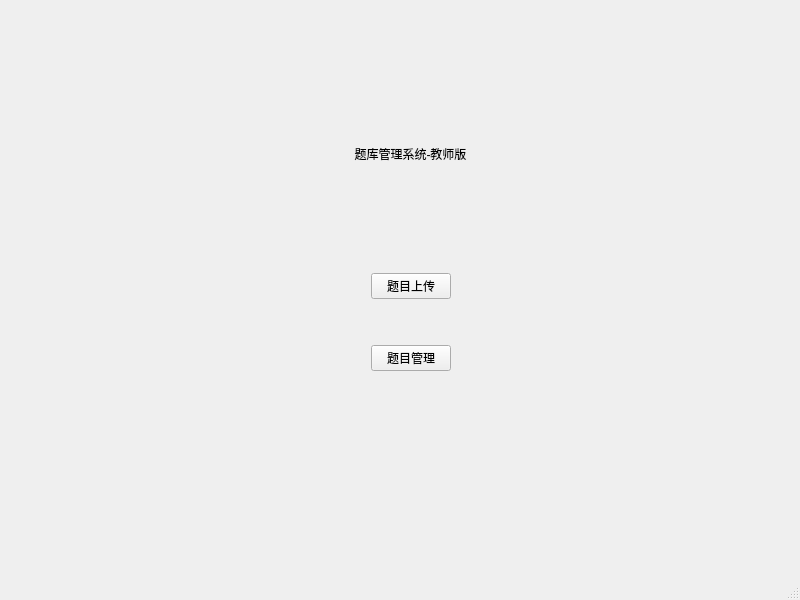
Qt form teacherwindow.ui (dingmark1/TestSystem) before a commit.
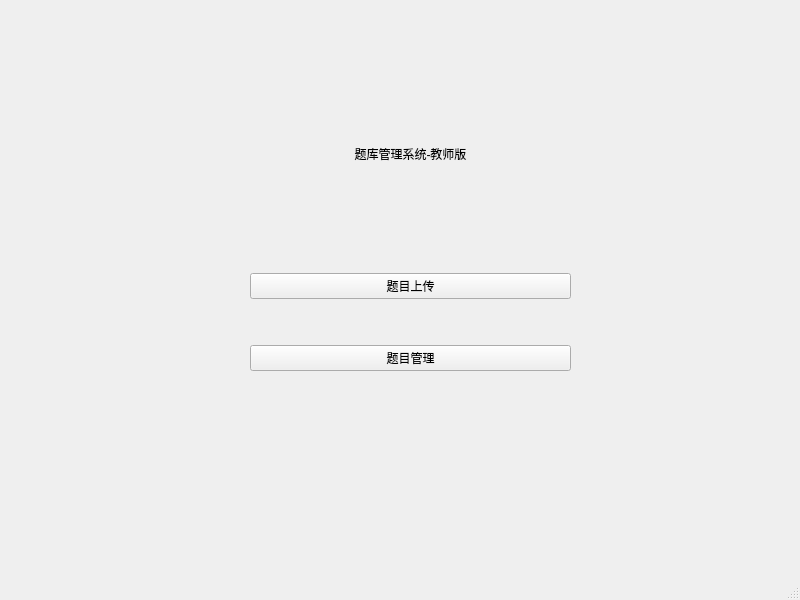
The same form after that commit.

What changed in the file:
```diff
--- a/teacherwindow.ui
+++ b/teacherwindow.ui
@@ -14,7 +14,7 @@
    <string>MainWindow</string>
   </property>
   <widget class="QWidget" name="centralwidget">
-   <widget class="QWidget" name="">
+   <widget class="QWidget" name="layoutWidget">
     <property name="geometry">
      <rect>
       <x>250</x>
@@ -49,19 +49,6 @@
      </item>
      <item>
       <layout class="QHBoxLayout" name="horizontalLayout">
-       <item>
-        <spacer name="horizontalSpacer">
-         <property name="orientation">
-          <enum>Qt::Orientation::Horizontal</enum>
-         </property>
-         <property name="sizeHint" stdset="0">
-          <size>
-           <width>40</width>
-           <height>20</height>
-          </size>
-         </property>
-        </spacer>
-       </item>
        <item>
         <layout class="QVBoxLayout" name="verticalLayout" stretch="0,1,1">
          <item>
@@ -93,19 +80,6 @@
          </item>
         </layout>
        </item>
-       <item>
-        <spacer name="horizontalSpacer_2">
-         <property name="orientation">
-          <enum>Qt::Orientation::Horizontal</enum>
-         </property>
-         <property name="sizeHint" stdset="0">
-          <size>
-           <width>40</width>
-           <height>20</height>
-          </size>
-         </property>
-        </spacer>
-       </item>
       </layout>
      </item>
     </layout>
```
